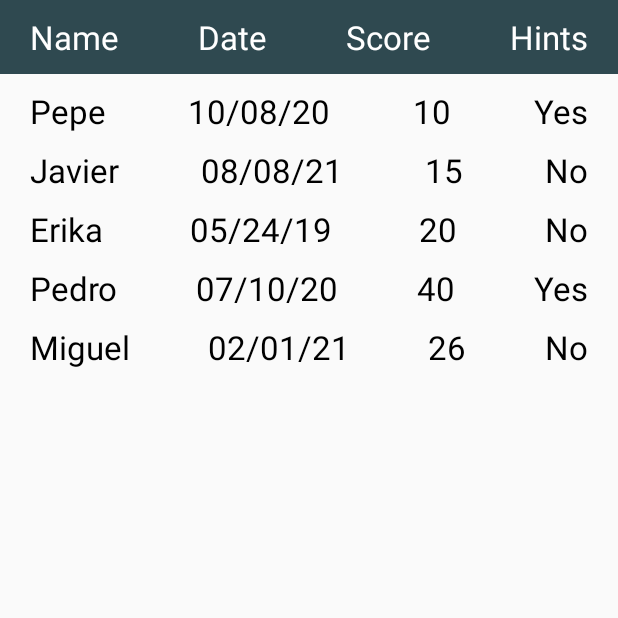
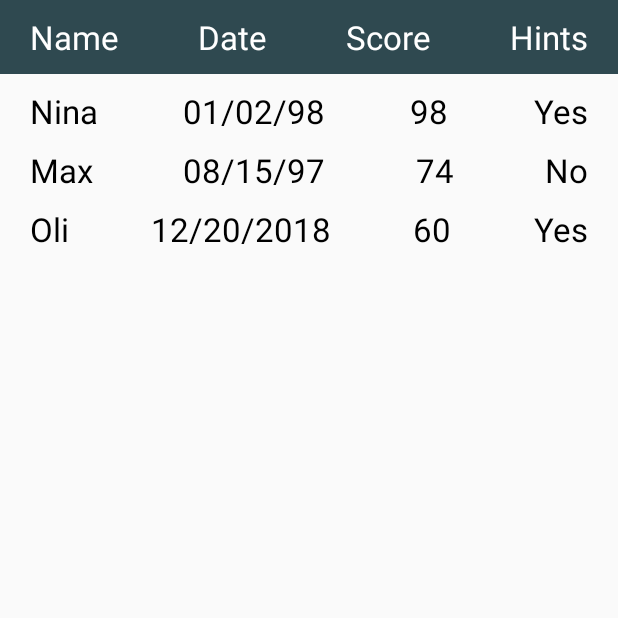
Before and after one commit to Torjer/QuizApp2, an Android app: the screen it shows after launch (Scores), after a tap on "SCORES", on a phone screen of 412 x 824 dp, the top half of it. Run offline under Robolectric (Android 15) with nearby library versions, the phone set to English and light mode, and no system bars; our stand-ins replace Room's generated code; libraries missing offline, so code that uses them is left out: com.facebook.stetho; 1 statement that could not run was skipped.

Commit message:
corregí una bobada x2

```diff
--- a/app/src/main/java/com/example/quizapp2/Game.kt
+++ b/app/src/main/java/com/example/quizapp2/Game.kt
@@ -15,6 +15,7 @@ import android.graphics.drawable.ColorDrawable
 import kotlinx.android.synthetic.main.score_dialog.*
 import androidx.activity.viewModels
 import com.example.quizapp2.db.Player
+import com.example.quizapp2.db.AppDatabase
 
 class Game : AppCompatActivity() {
 
@@ -46,6 +47,7 @@ class Game : AppCompatActivity() {
     lateinit var tvHint : TextView
 
     val gameModel: GameModel by viewModels()
+    var player: Player = TODO()
 
     private fun isAnswered(quest: Question){
         if(quest.qcolor == "#008000" || quest.qcolor == "#e30118"){
@@ -330,8 +332,11 @@ class Game : AppCompatActivity() {
             var final_image = dialogView.findViewById<ImageView>(R.id.img_score)
             var final_hints_used = dialogView.findViewById<TextView>(R.id.tv_hints_used)
             final_score.text = "Final Score: " + gameModel.totalScore.toString()
+
+            player.hints = false
             if (gameModel.usedHints > 0) {
                 final_hints_used.text = "Hints used: " + gameModel.usedHints.toString()
+                player.hints = true
             }
             if (gameModel.totalScore == 90) {
                 final_image.setImageResource(R.drawable.result1)
@@ -342,6 +347,7 @@ class Game : AppCompatActivity() {
             } else {
                 final_image.setImageResource(R.drawable.result4)
             }
+
             gameModel.finished = true
             dialog.setView(dialogView)
             dialog.setCancelable(false)
--- a/app/src/main/java/com/example/quizapp2/MainActivity.kt
+++ b/app/src/main/java/com/example/quizapp2/MainActivity.kt
@@ -2,13 +2,10 @@ package com.example.quizapp2
 
 import android.content.Intent
 import androidx.appcompat.app.AppCompatActivity
-import androidx.core.content.contentValuesOf
 import android.os.Bundle
 import android.widget.Button
 import android.widget.TextView
 import androidx.activity.viewModels
-import com.example.quizapp2.Game.Companion.createIntent
-import com.example.quizapp2.Options.Companion.createIntent
 import androidx.room.Room
 import androidx.room.RoomDatabase
 import androidx.sqlite.db.SupportSQLiteDatabase
@@ -19,6 +16,8 @@ import com.example.quizapp2.db.User
 import com.facebook.stetho.Stetho
 import kotlinx.android.synthetic.main.activity_main.*
 import java.security.KeyStore
+import java.time.LocalDate
+import java.time.format.DateTimeFormatter
 
 private const val OPTIONS_ACTIVITY_REQUEST_CODE = 0;
 private const val GAME_ACTIVITY_REQUEST_CODE = 1;
@@ -41,7 +40,19 @@ class MainActivity : AppCompatActivity() {
     private lateinit var db : AppDatabase
     private lateinit var users : List<User>
     private lateinit var gConfig : List<GameConfig>
+    private var dateInfo = mutableListOf<String>("01/02/98","08/15/97","12/20/2018")
+    private var nameInfo = mutableListOf<String>("Nina","Max","Oli")
+    private var scoreInfo = mutableListOf<String>("98","74","60")
+    private var hintsInfo = mutableListOf<String>("true","false","true")
+    //private lateinit var dao : usersDao()
     val gameModel: GameModel by viewModels()
+
+    fun displayCurrentDate(): String {
+        val now = LocalDate.now()
+        var formatter =  DateTimeFormatter .ofPattern("MM-dd-yyyy")
+
+        return  formatter.format(now).toString()
+    }
 
     override fun onCreate(savedInstanceState: Bundle?) {
         super.onCreate(savedInstanceState)
@@ -103,7 +114,7 @@ class MainActivity : AppCompatActivity() {
 
         scoreButton.setOnClickListener { _->
             startActivityForResult(
-            Scores.createIntent(this, gameModel.categories,gameModel.difficulty,gameModel.nquestions,gameModel.ghints),
+            Scores.createIntent(this, nameInfo.toTypedArray(), dateInfo.toTypedArray(), scoreInfo.toTypedArray(), hintsInfo.toTypedArray()),
                 SCORES_ACTIVITY_REQUEST_CODE
             )
         }
@@ -175,7 +186,9 @@ class MainActivity : AppCompatActivity() {
                     }
                 }
             }
+
             else->super.onActivityResult(requestCode, resultCode, data)
+
         }
     }
 }
--- a/app/src/main/java/com/example/quizapp2/PlayersAdapter.kt
+++ b/app/src/main/java/com/example/quizapp2/PlayersAdapter.kt
@@ -7,7 +7,7 @@ import android.widget.TextView
 import androidx.recyclerview.widget.RecyclerView
 import com.example.quizapp2.db.Player
 
-class PlayersAdapter(private val playersArray: Array<Player>) : RecyclerView.Adapter<PlayersAdapter.PlayersHolder>(){
+class PlayersAdapter(private val playersList: List<Player>) : RecyclerView.Adapter<PlayersAdapter.PlayersHolder>(){
 
     class PlayersHolder(val view: View) : RecyclerView.ViewHolder(view)
 
@@ -20,18 +20,18 @@ class PlayersAdapter(private val playersArray: Array<Player>) : RecyclerView.Ada
     override fun onBindViewHolder(holder: PlayersHolder, position: Int) {
         // - get element from your dataset at this position
         // - replace the contents of the view with that element
-        holder.view.findViewById<TextView>(R.id.name_text).text = playersArray[position].name
-        holder.view.findViewById<TextView>(R.id.date_text).text = playersArray[position].gamedate
-        if(playersArray[position].hints == true){
+        holder.view.findViewById<TextView>(R.id.name_text).text = playersList[position].name
+        holder.view.findViewById<TextView>(R.id.date_text).text = playersList[position].gamedate
+        if(playersList[position].hints == true){
             holder.view.findViewById<TextView>(R.id.hints_text).text = "Yes"
         }
         else{
             holder.view.findViewById<TextView>(R.id.hints_text).text = "No"
         }
-        holder.view.findViewById<TextView>(R.id.score_text).text = playersArray[position].score.toString()
+        holder.view.findViewById<TextView>(R.id.score_text).text = playersList[position].score.toString()
     }
 
-    override fun getItemCount() = playersArray.size
+    override fun getItemCount() = playersList.size
 
 
 }
--- a/app/src/main/java/com/example/quizapp2/Scores.kt
+++ b/app/src/main/java/com/example/quizapp2/Scores.kt
@@ -15,17 +15,21 @@ class Scores : AppCompatActivity() {
     private lateinit var viewManager: RecyclerView.LayoutManager
 
     companion object{
-        const val EXTRA_CATEGORIES_TEXT = "com.example.quizapp2.categories_text"
-        const val EXTRA_DIFFICULTY_LEVEL = "com.example.quizapp2.difficulty_level"
-        const val EXTRA_QUESTION_NUMBERS = "com.example.quizapp2.question_number"
-        const val EXTRA_HINT_OPTION = "com.example.quizapp2.hint_option"
+        const val EXTRA_LNAME_INFO = "com.example.quizapp2.lname_info"
+        const val EXTRA_DATE_INFO = "com.example.quizapp2.date_info"
+        const val EXTRA_SCORE_INFO = "com.example.quizapp2.score_info"
+        const val EXTRA_HINTS_INFO = "com.example.quizapp2.hints_info"
 
-        fun createIntent(packageContext: Context, categories: String, difficulty: Int, qnumbers: Int, ghint: Int): Intent {
+        fun createIntent(
+            packageContext: Context, nameInfo: Array<String>, dateInfo: Array<String>,
+            scoreInfo: Array<String>,
+            hintsInfo: Array<String>
+        ): Intent {
             return Intent(packageContext, Scores::class.java).apply{
-                putExtra(EXTRA_CATEGORIES_TEXT, categories)
-                putExtra(EXTRA_DIFFICULTY_LEVEL, difficulty)
-                putExtra(EXTRA_QUESTION_NUMBERS,qnumbers)
-                putExtra(EXTRA_HINT_OPTION,ghint)
+                putExtra(EXTRA_LNAME_INFO, nameInfo)
+                putExtra(EXTRA_DATE_INFO, dateInfo)
+                putExtra(EXTRA_SCORE_INFO,scoreInfo)
+                putExtra(EXTRA_HINTS_INFO,hintsInfo)
             }
         }
     }
@@ -34,22 +38,35 @@ class Scores : AppCompatActivity() {
         super.onCreate(savedInstanceState)
         setContentView(R.layout.activity_scores)
 
-        val playersArray = arrayOf(
-            Player("Pepe", "10/08/20", 10, true),
-            Player("Javier", "08/08/21", 15, false),
-            Player("Erika", "05/24/19", 20, false),
-            Player("Pedro", "07/10/20", 40, true),
-            Player("Miguel", "02/01/21", 26, false)
-        )
+        var playersList = mutableListOf<Player>()
+
+        val userinfoList = intent.getStringArrayExtra(EXTRA_LNAME_INFO)
+        val dateinfoList = intent.getStringArrayExtra(EXTRA_DATE_INFO)
+        val scoreinfoList = intent.getStringArrayExtra(EXTRA_SCORE_INFO)
+        val hintsinfoList = intent.getStringArrayExtra(EXTRA_HINTS_INFO)
+        var i = 0
+        userinfoList?.forEach {
+            val player = Player(userinfoList[i], dateinfoList!![i], scoreinfoList!![i].toInt(),hintsinfoList!![i].toBoolean())
+            playersList.add(player)
+            i++
+        }
+
+        //Es para la prueba
+        //var playersArray = arrayOf(
+        //    Player("Pepe","12/06/20",98,true),
+        //    Player("Fer","15099",80,false),
+        //    Player("Caro","12/06/20",34,true)
+        //)
+        //Fin de prueba
+
         viewManager = LinearLayoutManager(this)
-        viewAdapter = PlayersAdapter(playersArray)
+        viewAdapter = PlayersAdapter(playersList)
 
         recyclerView = findViewById<RecyclerView>(R.id.scores_rv).apply {
             setHasFixedSize(true)
 
             layoutManager = LinearLayoutManager(this@Scores)
 
-            // specify an viewAdapter (see also next example)
             adapter = viewAdapter
 
         }
--- a/app/src/main/java/com/example/quizapp2/db/Player.kt
+++ b/app/src/main/java/com/example/quizapp2/db/Player.kt
@@ -13,5 +13,5 @@ data class Player
     @PrimaryKey @ColumnInfo(name = "username") val name:String,
     @ColumnInfo(name = "date") val gamedate:String,
     @ColumnInfo(name = "score") val score: Int,
-    @ColumnInfo(name = "hints") val hints: Boolean
+    @ColumnInfo(name = "hints") var hints: Boolean
 )
--- a/app/src/main/java/com/example/quizapp2/db/PlayersDao.kt
+++ b/app/src/main/java/com/example/quizapp2/db/PlayersDao.kt
@@ -6,4 +6,16 @@ import androidx.room.*
 interface PlayerDao {
     @Query("SELECT * FROM scoresInfo ORDER BY score")
     fun getInfo(): List<Player>
+
+    @Update
+    fun updateInfo(player: Player)
+
+    @Update
+    fun updateInfo(player: List<Player>)
+
+    @Query("INSERT INTO scoresInfo(username,date,score,hints) VALUES(:username, :date, :score, :hints)")
+    fun insertInfo(username:String, date:String, score:Int, hints:Boolean)
+
+    @Insert
+    fun insertPlayer(player: Player)
 }
--- a/app/src/main/res/layout/activity_user_config.xml
+++ b/app/src/main/res/layout/activity_user_config.xml
@@ -11,8 +11,8 @@
     <TextView
         android:layout_width="match_parent"
         android:layout_height="wrap_content"
-        android:layout_marginTop="50dp"
-        android:layout_marginBottom="50dp"
+        android:paddingTop="10dp"
+        android:layout_marginBottom="15dp"
         android:gravity="center"
         android:text="@string/userL_text"
         android:textSize="20sp"
```
